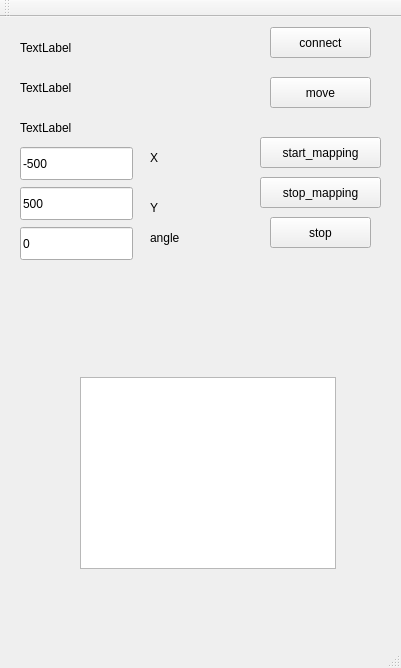
Old version of the form robot_demo/mainwindow.ui in the repository MiroslavKohut/IroboCreate_project.
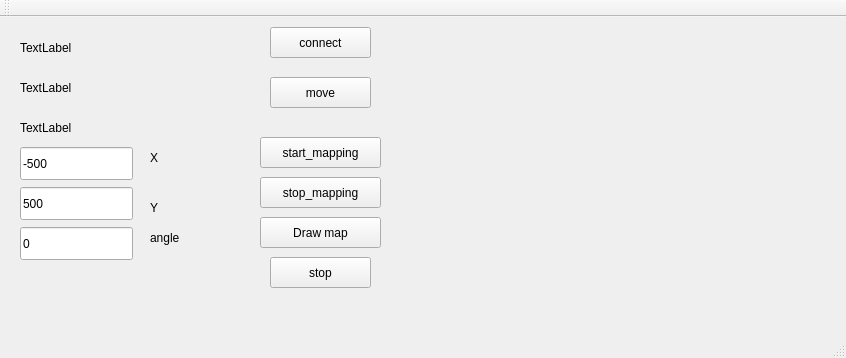
New version of the form.

Patch:
```diff
--- a/robot_demo/mainwindow.ui
+++ b/robot_demo/mainwindow.ui
@@ -6,8 +6,8 @@
    <rect>
     <x>0</x>
     <y>0</y>
-    <width>401</width>
-    <height>668</height>
+    <width>846</width>
+    <height>358</height>
    </rect>
   </property>
   <property name="windowTitle">
@@ -83,7 +83,7 @@
     <property name="geometry">
      <rect>
       <x>270</x>
-      <y>200</y>
+      <y>240</y>
       <width>101</width>
       <height>31</height>
      </rect>
@@ -196,15 +196,18 @@
      <string>stop_mapping</string>
     </property>
    </widget>
-   <widget class="QTableView" name="tableView">
+   <widget class="QPushButton" name="pushButton_6">
     <property name="geometry">
      <rect>
-      <x>80</x>
-      <y>360</y>
-      <width>256</width>
-      <height>192</height>
+      <x>260</x>
+      <y>200</y>
+      <width>121</width>
+      <height>31</height>
      </rect>
     </property>
+    <property name="text">
+     <string>Draw map</string>
+    </property>
    </widget>
   </widget>
   <widget class="QMenuBar" name="menuBar">
```
Left out of the diff: 2 changed lines with no effect on the pictures.
